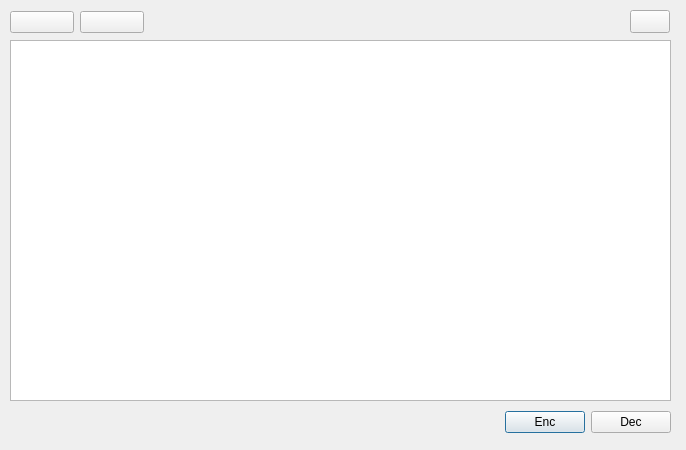
Above: shellusb/shellusbv0_2/shellusb.ui from kuntae/shellusb before the change. Below: the same form after it.
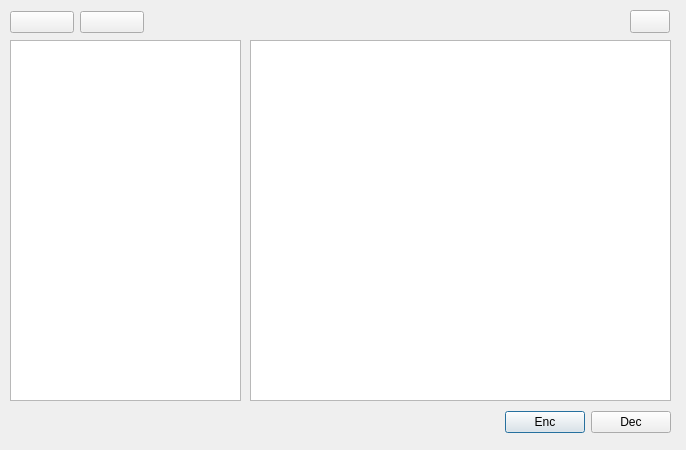
That is the form after the change.

Diff of the .ui file:
```diff
--- a/shellusb/shellusbv0_2/shellusb.ui
+++ b/shellusb/shellusbv0_2/shellusb.ui
@@ -55,9 +55,9 @@
   <widget class="QTableView" name="tableView">
    <property name="geometry">
     <rect>
-     <x>10</x>
+     <x>250</x>
      <y>40</y>
-     <width>661</width>
+     <width>421</width>
      <height>361</height>
     </rect>
    </property>
@@ -107,6 +107,16 @@
     </item>
    </layout>
   </widget>
+  <widget class="QTreeView" name="treeView">
+   <property name="geometry">
+    <rect>
+     <x>10</x>
+     <y>40</y>
+     <width>231</width>
+     <height>361</height>
+    </rect>
+   </property>
+  </widget>
  </widget>
  <resources/>
  <connections/>
```
